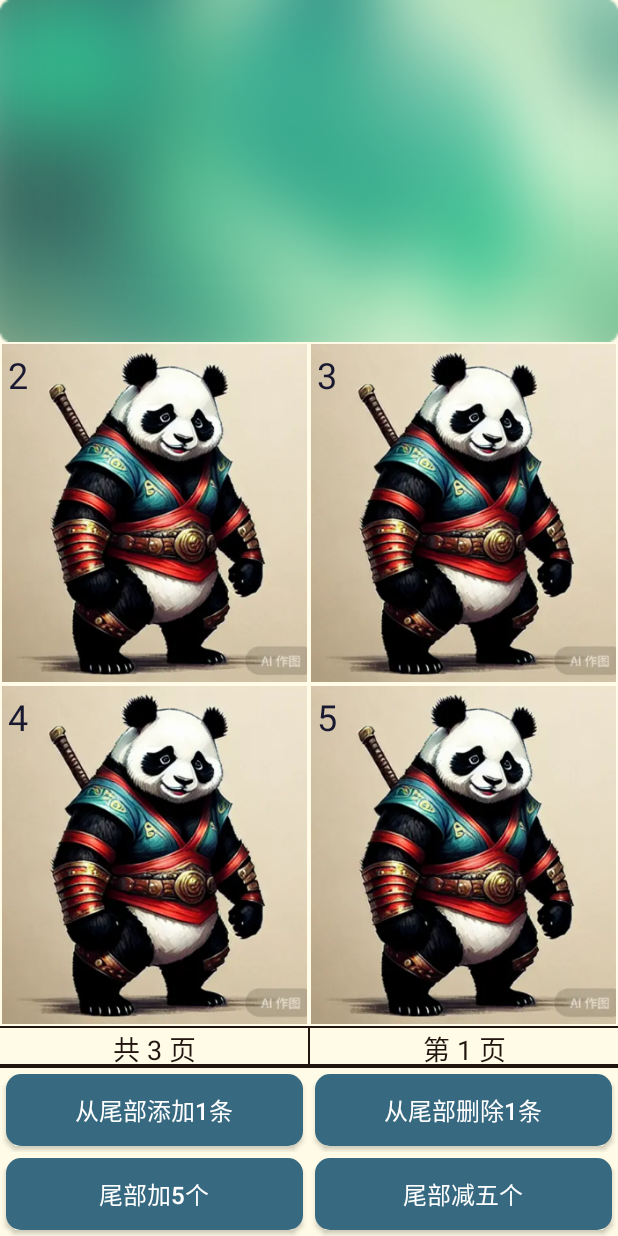
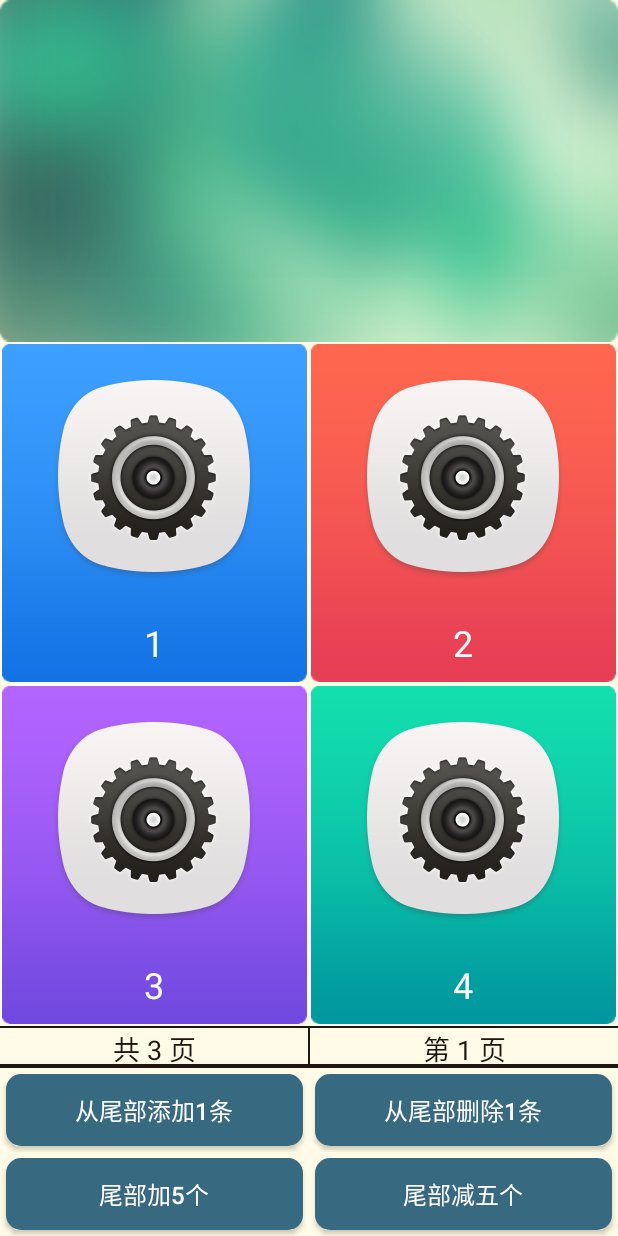
Before and after one commit to pengjiaqii/skipview, an Android app: the screen it shows after launch (MainActivity), on a phone screen of 412 x 824 dp. Run offline under Robolectric (Android 15) with nearby library versions, the phone set to English and light mode, and no system bars.

Commit message:
先保存成这样吧，下周再说

```diff
--- a/app/src/main/java/com/jade/testdemo/MyAdapter.java
+++ b/app/src/main/java/com/jade/testdemo/MyAdapter.java
@@ -21,16 +21,15 @@ public class MyAdapter extends RecyclerView.Adapter<RecyclerView.ViewHolder> {
     private View mHeadView;
     private int TYPE_HEADER = 1001;
 
+    int[] iconBgRes = {R.drawable.icon_orange_bg, R.drawable.icon_green_bg, R.drawable.icon_blue_bg,
+            R.drawable.icon_red_bg, R.drawable.icon_purple_bg, R.drawable.icon_cblue_bg};
+
+
     static {
         for (int i = 1; i <= 15; i++) {
             data.add(i + "");
         }
-    }
-
-
-    //头部的set方法
-    public void setHeadView(View headView) {
-        mHeadView = headView;
+        data.add(0, "xxx");
     }
 
 
@@ -49,18 +48,35 @@ public class MyAdapter extends RecyclerView.Adapter<RecyclerView.ViewHolder> {
 
     @Override
     public void onBindViewHolder(final RecyclerView.ViewHolder holder, final int position) {
+
         if (holder instanceof HeaderViewHolder) {
+            Log.d("Adapter", "onBindViewHolder---HeaderViewHolder--->" + holder);
+            Log.d("Adapter", "onBindViewHolder---position--->" + position);
 
         } else if (holder instanceof MyViewHolder) {
+            Log.d("Adapter", "onBindViewHolder---MyViewHolder--->" + holder);
+            Log.d("Adapter", "onBindViewHolder---position--->" + position);
             final MyViewHolder myViewHolder = (MyViewHolder) holder;
             final String title = data.get(position - 1);
             myViewHolder.tv_title.setText(title);
+            int iconIndex = position % 6;
+            Log.d("Adapter", "onBindViewHolder---第几张图--iconIndex->" + iconIndex);
+
+            myViewHolder.itemView.setBackgroundResource(iconBgRes[iconIndex]);
+
             myViewHolder.itemView.setOnClickListener(new View.OnClickListener() {
                 @Override
-                public void onClick(View v) {
-                    Toast.makeText(v.getContext(), "item" + title + " 被点击了", Toast.LENGTH_SHORT).show();
-                    myViewHolder.tv_title.setText("G " + title);
-                    notifyItemChanged(position);
+                public void onClick(View view) {
+                    Toast.makeText(view.getContext(), "item" + position + " 被点击了", Toast.LENGTH_SHORT).show();
+//                    myViewHolder.tv_title.setText("G " + position);
+//                    notifyItemChanged(position);
+                }
+            });
+            myViewHolder.itemView.setOnLongClickListener(new View.OnLongClickListener() {
+                @Override
+                public boolean onLongClick(View view) {
+                    Toast.makeText(view.getContext(), "item" + position + " 长按了", Toast.LENGTH_SHORT).show();
+                    return false;
                 }
             });
         }
--- a/app/src/main/res/layout/layout_item.xml
+++ b/app/src/main/res/layout/layout_item.xml
@@ -26,21 +26,25 @@
     android:layout_width="match_parent"
     android:layout_height="match_parent"
     android:layout_margin="1dp"
-    android:background="@drawable/pic">
+    >
 
     <ImageView
         android:focusable="true"
-        android:src="@drawable/pic"
+        android:background="@drawable/ic_app_settings"
         android:scaleType="centerCrop"
-        android:layout_width="match_parent"
-        android:layout_height="match_parent"/>
+        android:layout_centerHorizontal="true"
+        android:layout_marginTop="16dp"
+        android:layout_width="wrap_content"
+        android:layout_height="wrap_content"/>
 
     <TextView
-        android:textColor="#181931"
+        android:textColor="#FFFFFF"
         android:id="@+id/tv_title"
+        android:layout_alignParentBottom="true"
+        android:layout_marginBottom="10dp"
+        android:layout_centerHorizontal="true"
         android:layout_width="wrap_content"
         android:layout_height="wrap_content"
-        android:padding="4dp"
         android:text="1"
         android:textSize="24sp"/>
 </RelativeLayout>
```
Also changed, not shown: app/src/main/res/drawable-nodpi/ic_app_settings.png (added), app/src/main/res/drawable-xhdpi/pic.jpg, app/src/main/res/drawable-xxxhdpi/icon_blue_bg.png (added), app/src/main/res/drawable-xxxhdpi/icon_cblue_bg.png (added), app/src/main/res/drawable-xxxhdpi/icon_green_bg.png (added), app/src/main/res/drawable-xxxhdpi/icon_orange_bg.png (added), app/src/main/res/drawable-xxxhdpi/icon_purple_bg.png (added), app/src/main/res/drawable-xxxhdpi/icon_red_bg.png (added).
